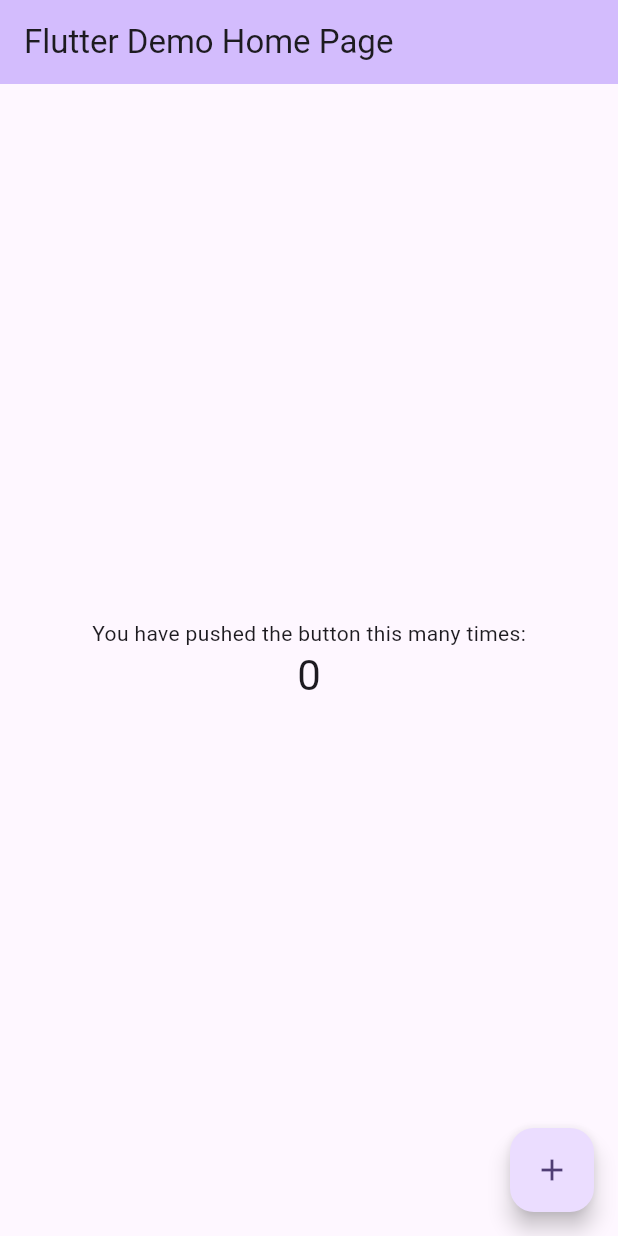
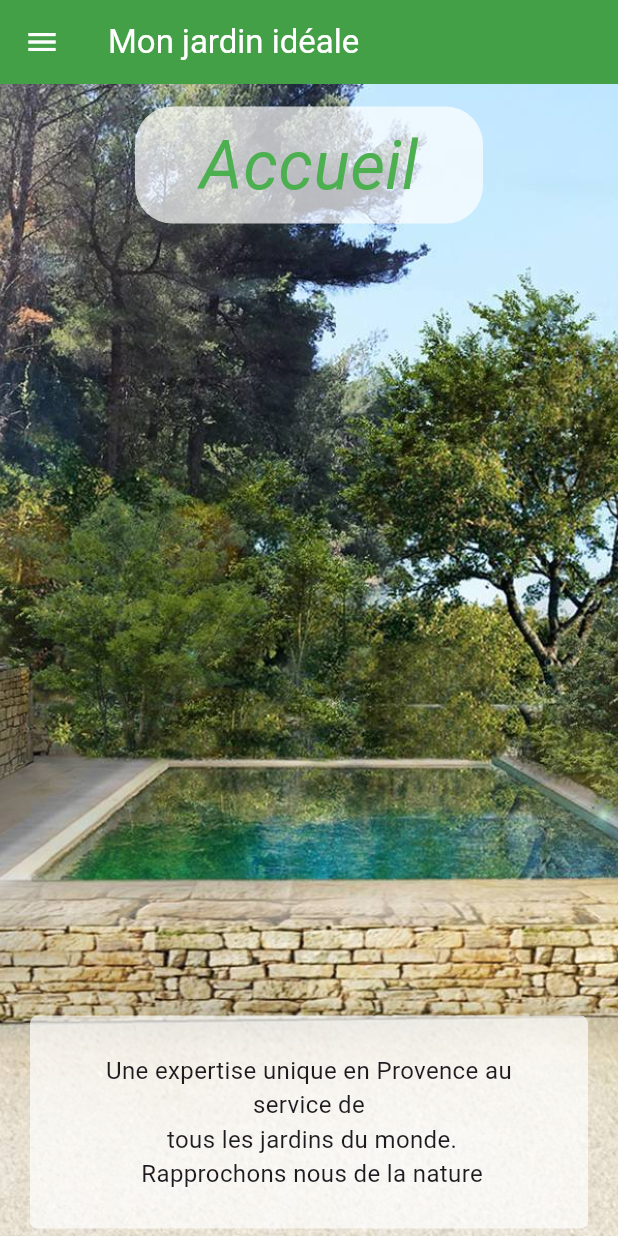
Before and after one commit to MaximeBel24/my_ideal_garden, a Flutter app: the screen it shows after launch, on a phone screen of 412 x 824 dp. Run offline on Flutter 3.47's test engine with Material 3 defaults, Android fonts, the phone set to English and light mode, and no system bars.

Commit message:
fin de l'exercice

```diff
--- /dev/null
+++ b/lib/controller/home_controller.dart
@@ -0,0 +1,119 @@
+import 'package:flutter/cupertino.dart';
+import 'package:flutter/material.dart';
+import 'package:flutter/painting.dart';
+import 'package:my_ideal_garden/controller/achievements_controller.dart';
+
+class HomeController extends StatelessWidget {
+
+  @override
+  Widget build(BuildContext context) {
+    var size = MediaQuery.of(context).size;
+    return Scaffold(
+      drawer: Drawer(
+        child: ListView(
+          children: [
+            const DrawerHeader(
+              child: Center(
+                child: Column(
+                  mainAxisAlignment: MainAxisAlignment.spaceEvenly,
+                  children: [
+                    Icon(Icons.energy_savings_leaf, color: Colors.green,),
+                    Text("Mon jardin idéale")
+                  ],
+                ),
+              )
+            ),
+            const ListTile(
+              leading: Icon(
+                Icons.home,
+                color: Colors.green,
+              ),
+              title: Text("Accueil"),
+            ),
+            ListTile(
+              leading: const Icon(
+                Icons.build,
+                color: Colors.green,
+              ),
+              title: const Text("Réalisations"),
+              onTap: () {
+                Navigator.push(context, MaterialPageRoute(builder: (context) => AchievementsController()));
+              },
+            ),
+          ],
+          ),
+        ),
+        appBar: AppBar(
+          backgroundColor: Colors.green.shade600,
+          iconTheme: const IconThemeData(color: Colors.white),
+          title: const Text(
+            "Mon jardin idéale",
+            style: TextStyle(
+              color: Colors.white
+            ),
+          ),
+        ),
+      body: Stack(
+        children: <Widget>[
+          Container(
+            decoration: const BoxDecoration(
+              image: DecorationImage(
+                image: AssetImage("images/piscine4.jpeg")
+                , fit: BoxFit.cover,
+              ),
+            ),
+          ),
+          Column(
+            mainAxisAlignment: MainAxisAlignment.spaceBetween,
+            children: [
+              Padding(
+                  padding: const EdgeInsets.symmetric(horizontal: 90, vertical: 15),
+                child: Container(
+                  decoration: BoxDecoration(
+                    borderRadius: BorderRadius.circular(25),
+                    color: const Color.fromRGBO(255, 255, 255, 0.7),
+                  ),
+                  child: const Center(
+                    child: Padding(
+                      padding: EdgeInsets.symmetric(vertical: 7),
+                      child: Text(
+                      "Accueil",
+                        style: TextStyle(
+                          color: Colors.green,
+                          fontSize: 45,
+                          fontStyle: FontStyle.italic
+                        ),
+                      ),
+                    )
+                    ,
+                  ),
+                ),
+              ),
+              Padding(
+                padding: const EdgeInsets.symmetric(horizontal: 20, vertical: 5),
+                child: Container(
+                  decoration: BoxDecoration(
+                    borderRadius: BorderRadius.circular(5),
+                    color: const Color.fromRGBO(255, 255, 255, 0.7),
+                  ),
+                  child: const Center(
+                    child: Padding(
+                        padding: EdgeInsets.all(25),
+                        child: Text(
+                          textAlign: TextAlign.center,
+                          "Une expertise unique en Provence au service de \n tous les jardins du monde. \n Rapprochons nous de la nature",
+                          style: TextStyle(
+                            fontSize: 16
+                          ),
+                        ),
+                    ),
+                  ),
+                ),
+              ),
+            ],
+          )
+        ],
+      )
+    );
+  }
+}
--- a/lib/main.dart
+++ b/lib/main.dart
@@ -1,4 +1,5 @@
 import 'package:flutter/material.dart';
+import 'package:my_ideal_garden/controller/home_controller.dart';
 
 void main() {
   runApp(const MyApp());
@@ -7,119 +8,16 @@
 class MyApp extends StatelessWidget {
   const MyApp({super.key});
 
-  // This widget is the root of your application.
   @override
   Widget build(BuildContext context) {
     return MaterialApp(
+      debugShowCheckedModeBanner: false,
       title: 'Flutter Demo',
       theme: ThemeData(
-        // This is the theme of your application.
-        //
-        // TRY THIS: Try running your application with "flutter run". You'll see
-        // the application has a purple toolbar. Then, without quitting the app,
-        // try changing the seedColor in the colorScheme below to Colors.green
-        // and then invoke "hot reload" (save your changes or press the "hot
-        // reload" button in a Flutter-supported IDE, or press "r" if you used
-        // the command line to start the app).
-        //
-        // Notice that the counter didn't reset back to zero; the application
-        // state is not lost during the reload. To reset the state, use hot
-        // restart instead.
-        //
-        // This works for code too, not just values: Most code changes can be
-        // tested with just a hot reload.
         colorScheme: ColorScheme.fromSeed(seedColor: Colors.deepPurple),
         useMaterial3: true,
       ),
-      home: const MyHomePage(title: 'Flutter Demo Home Page'),
+      home: HomeController(),
     );
   }
 }
-
-class MyHomePage extends StatefulWidget {
-  const MyHomePage({super.key, required this.title});
-
-  // This widget is the home page of your application. It is stateful, meaning
-  // that it has a State object (defined below) that contains fields that affect
-  // how it looks.
-
-  // This class is the configuration for the state. It holds the values (in this
-  // case the title) provided by the parent (in this case the App widget) and
-  // used by the build method of the State. Fields in a Widget subclass are
-  // always marked "final".
-
-  final String title;
-
-  @override
-  State<MyHomePage> createState() => _MyHomePageState();
-}
-
-class _MyHomePageState extends State<MyHomePage> {
-  int _counter = 0;
-
-  void _incrementCounter() {
-    setState(() {
-      // This call to setState tells the Flutter framework that something has
-      // changed in this State, which causes it to rerun the build method below
-      // so that the display can reflect the updated values. If we changed
-      // _counter without calling setState(), then the build method would not be
-      // called again, and so nothing would appear to happen.
-      _counter++;
-    });
-  }
-
-  @override
-  Widget build(BuildContext context) {
-    // This method is rerun every time setState is called, for instance as done
-    // by the _incrementCounter method above.
-    //
-    // The Flutter framework has been optimized to make rerunning build methods
-    // fast, so that you can just rebuild anything that needs updating rather
-    // than having to individually change instances of widgets.
-    return Scaffold(
-      appBar: AppBar(
-        // TRY THIS: Try changing the color here to a specific color (to
-        // Colors.amber, perhaps?) and trigger a hot reload to see the AppBar
-        // change color while the other colors stay the same.
-        backgroundColor: Theme.of(context).colorScheme.inversePrimary,
-        // Here we take the value from the MyHomePage object that was created by
-        // the App.build method, and use it to set our appbar title.
-        title: Text(widget.title),
-      ),
-      body: Center(
-        // Center is a layout widget. It takes a single child and positions it
-        // in the middle of the parent.
-        child: Column(
-          // Column is also a layout widget. It takes a list of children and
-          // arranges them vertically. By default, it sizes itself to fit its
-          // children horizontally, and tries to be as tall as its parent.
-          //
-          // Column has various properties to control how it sizes itself and
-          // how it positions its children. Here we use mainAxisAlignment to
-          // center the children vertically; the main axis here is the vertical
-          // axis because Columns are vertical (the cross axis would be
-          // horizontal).
-          //
-          // TRY THIS: Invoke "debug painting" (choose the "Toggle Debug Paint"
-          // action in the IDE, or press "p" in the console), to see the
-          // wireframe for each widget.
-          mainAxisAlignment: MainAxisAlignment.center,
-          children: <Widget>[
-            const Text(
-              'You have pushed the button this many times:',
-            ),
-            Text(
-              '$_counter',
-              style: Theme.of(context).textTheme.headlineMedium,
-            ),
-          ],
-        ),
-      ),
-      floatingActionButton: FloatingActionButton(
-        onPressed: _incrementCounter,
-        tooltip: 'Increment',
-        child: const Icon(Icons.add),
-      ), // This trailing comma makes auto-formatting nicer for build methods.
-    );
-  }
-}
```
Also changed, not shown: lib/controller/achievements_controller.dart (added, +133 -0 lines), lib/views/column_image_view.dart (added, +17 -0 lines), lib/views/row_image_view.dart (added, +24 -0 lines), pubspec.yaml (+11 -3 lines), images/jardin1.jpeg (added), images/jardin2.jpeg (added), images/jardin3.jpeg (added), images/jardin4.jpeg (added), images/jardin5.jpeg (added), images/piscine1.jpeg (added), images/piscine2.jpeg (added), images/piscine3.jpeg (added), images/piscine4.jpeg (added), images/piscine5.jpeg (added).
